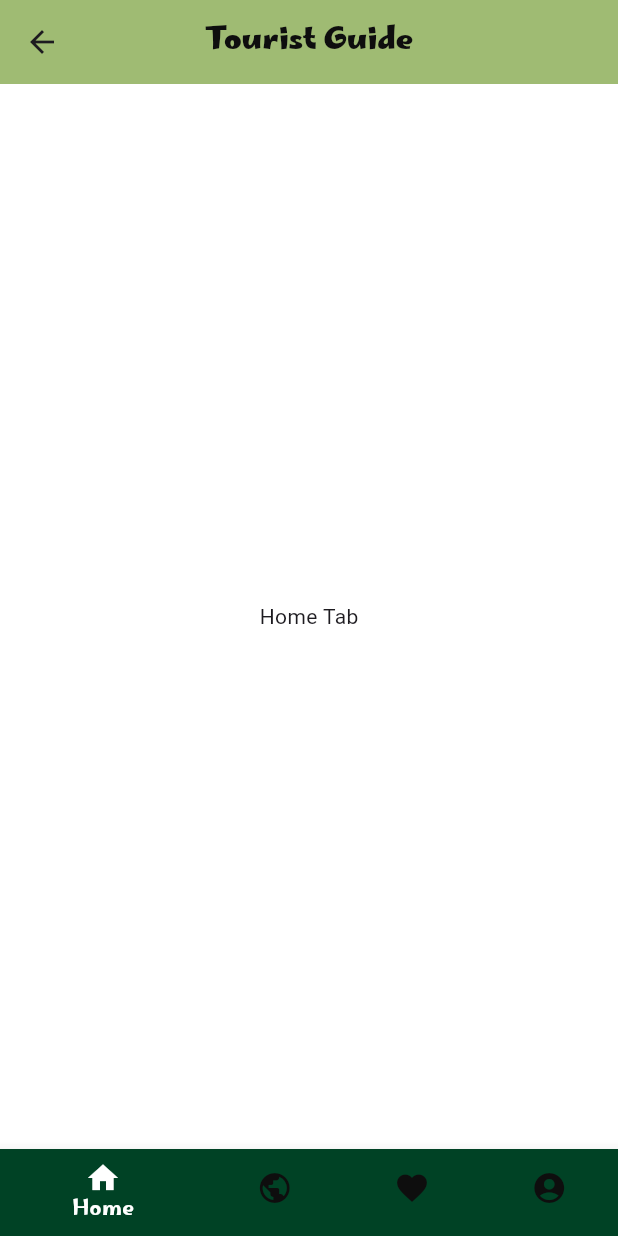
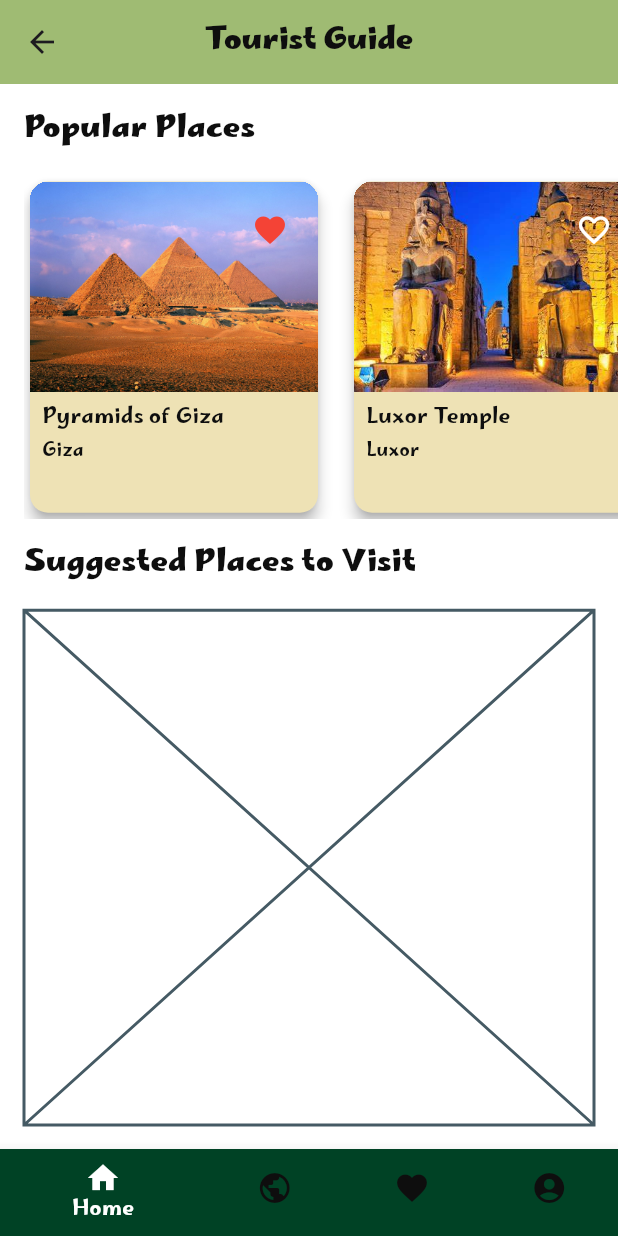
Before and after one commit to roaagawish/sprints_tourist_guide_app, a Flutter app: the screen it shows after launch, on a phone screen of 412 x 824 dp. Run offline on Flutter 3.47's test engine with Material 3 defaults, Android fonts, the phone set to English and light mode, and no system bars.

Commit message:
design popular places section

```diff
--- /dev/null
+++ b/lib/models/place_model.dart
@@ -0,0 +1,13 @@
+class Place {
+  final String name;
+  final String governorate;
+  final String image;
+  bool isFavorite;
+
+  Place({
+    required this.name,
+    required this.governorate,
+    required this.image,
+    this.isFavorite = false,
+  });
+}
--- a/lib/resourses/colors_manager.dart
+++ b/lib/resourses/colors_manager.dart
@@ -12,4 +12,7 @@ class ColorsManager {
   static const Color black = Color(0xff0e0e0e);
   static const Color grey = Color(0xff898f9c);
   static const Color red = Color(0xFFee403d);
+  static const Color softRed = Color(0xFFCA7373);
+  static const Color goldenSand = Color(0xFFD7B26D);
+  static const Color creamyBeige = Color(0xFFEEE2B5);
 }
--- a/lib/resourses/theme_manager.dart
+++ b/lib/resourses/theme_manager.dart
@@ -45,5 +45,14 @@ ThemeData getlightTheme() {
         shape: RoundedRectangleBorder(borderRadius: BorderRadius.circular(50)),
       ),
     ),
+
+    // card theme
+    cardTheme: CardTheme(
+      elevation: 4,
+      clipBehavior: Clip.hardEdge,
+      color: ColorsManager.creamyBeige,
+      shadowColor: ColorsManager.black,
+      shape: RoundedRectangleBorder(borderRadius: BorderRadius.circular(12)),
+    ),
   );
 }
--- a/lib/screens/03_home/taps/home_tab.dart
+++ b/lib/screens/03_home/taps/home_tab.dart
@@ -1,12 +1,40 @@
 import 'package:flutter/material.dart';
+import '../../../resourses/styles_manager.dart';
+import '../widgets/popular_places_horiz_list.dart';
+import '../widgets/suggested_places_grid_view.dart';
 
 class HomeTab extends StatelessWidget {
   const HomeTab({super.key});
 
   @override
   Widget build(BuildContext context) {
-    return Center(
-      child: Text('Home Tab'),
+    return Padding(
+      padding: const EdgeInsets.only(top: 16.0, bottom: 16.0, left: 16.0),
+      child: Column(
+        crossAxisAlignment: CrossAxisAlignment.start,
+        spacing: 16.0,
+        children: [
+          Text(
+            'Popular Places',
+            style: Styles.style20Bold(),
+          ),
+          Expanded(
+            flex: 2,
+            child: PopularPlacesHorizontalList(),
+          ),
+          Text(
+            'Suggested Places to Visit',
+            style: Styles.style20Bold(),
+          ),
+          Expanded(
+            flex: 3,
+            child: Padding(
+              padding: const EdgeInsets.only(right: 16.0),
+              child: SuggestedPlacesGridView(),
+            ),
+          ),
+        ],
+      ),
     );
   }
 }
--- /dev/null
+++ b/lib/screens/03_home/widgets/popular_place_card.dart
@@ -0,0 +1,66 @@
+import 'package:flutter/material.dart';
+import '../../../models/place_model.dart';
+import '../../../resourses/styles_manager.dart';
+
+class PopularPlaceCard extends StatefulWidget {
+  final Place place;
+
+  const PopularPlaceCard({
+    super.key,
+    required this.place,
+  });
+
+  @override
+  State<PopularPlaceCard> createState() => _PopularPlaceCardState();
+}
+
+class _PopularPlaceCardState extends State<PopularPlaceCard> {
+  @override
+  Widget build(BuildContext context) {
+    return Card(
+      child: Column(
+        crossAxisAlignment: CrossAxisAlignment.start,
+        children: [
+          Stack(
+            children: [
+              Image.asset(
+                widget.place.image,
+                height: 140,
+                width: double.infinity,
+                fit: BoxFit.cover,
+              ),
+              Positioned(
+                top: 8,
+                right: 8,
+                child: IconButton(
+                  icon: Icon(
+                    widget.place.isFavorite
+                        ? Icons.favorite
+                        : Icons.favorite_border,
+                    color: widget.place.isFavorite ? Colors.red : Colors.white,
+                  ),
+                  onPressed: () {
+                    setState(() {
+                      widget.place.isFavorite = !widget.place.isFavorite;
+                    });
+                  },
+                ),
+              ),
+            ],
+          ),
+          Padding(
+            padding: const EdgeInsets.all(8.0),
+            child: Column(
+              crossAxisAlignment: CrossAxisAlignment.start,
+              spacing: 4.0,
+              children: [
+                Text(widget.place.name, style: Styles.style14Medium()),
+                Text(widget.place.governorate, style: Styles.style12Medium()),
+              ],
+            ),
+          ),
+        ],
+      ),
+    );
+  }
+}
--- /dev/null
+++ b/lib/screens/03_home/widgets/popular_places_horiz_list.dart
@@ -0,0 +1,42 @@
+import 'package:flutter/material.dart';
+import '../../../models/place_model.dart';
+import 'popular_place_card.dart';
+
+class PopularPlacesHorizontalList extends StatelessWidget {
+  const PopularPlacesHorizontalList({super.key});
+
+  // Sample data for places
+  List<Place> get places => [
+        Place(
+          name: 'Pyramids of Giza',
+          governorate: 'Giza',
+          image: 'assets/png/pyramids.png',
+          isFavorite: true,
+        ),
+        Place(
+          name: 'Luxor Temple',
+          governorate: 'Luxor',
+          image: 'assets/png/luxor.png',
+        ),
+        // TODO Add more places as needed
+      ];
+
+  @override
+  Widget build(BuildContext context) {
+    return ListView.builder(
+      scrollDirection: Axis.horizontal,
+      itemCount: places.length,
+      itemBuilder: (context, index) {
+        return Padding(
+          padding: const EdgeInsets.only(right: 16.0),
+          child: SizedBox(
+            width: 200,
+            child: PopularPlaceCard(
+              place: places[index],
+            ),
+          ),
+        );
+      },
+    );
+  }
+}
--- /dev/null
+++ b/lib/screens/03_home/widgets/suggested_places_grid_view.dart
@@ -0,0 +1,10 @@
+import 'package:flutter/material.dart';
+
+class SuggestedPlacesGridView extends StatelessWidget {
+  const SuggestedPlacesGridView({super.key});
+
+  @override
+  Widget build(BuildContext context) {
+    return const Placeholder();
+  }
+}
--- a/pubspec.yaml
+++ b/pubspec.yaml
@@ -58,9 +58,9 @@ flutter:
   uses-material-design: true
 
   # To add assets to your application, add an assets section, like this:
-  # assets:
-  #   - images/a_dot_burr.jpeg
-  #   - images/a_dot_ham.jpeg
+  assets:
+    - assets/png/pyramids.png
+    - assets/png/luxor.png
 
   # An image asset can refer to one or more resolution-specific "variants", see
   # https://flutter.dev/to/resolution-aware-images
```
Also changed, not shown: assets/png/luxor.png (added), assets/png/pyramids.png (added).
